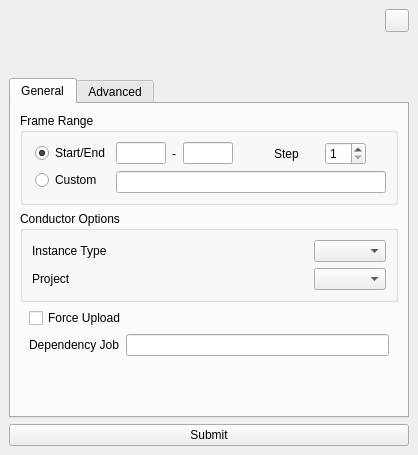
First picture: the form in conductor/resources/submitter.ui, repository AtomicConductor/conductor_client, before the edit.
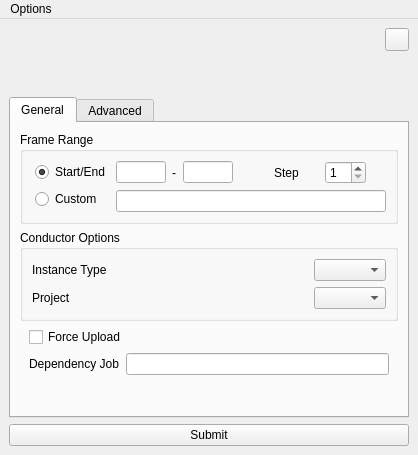
Second picture: the form after the edit. Icons and pictures are not drawn.

Commit message: added log level options in submitter ui

Diff of the .ui file:
```diff
--- a/conductor/resources/submitter.ui
+++ b/conductor/resources/submitter.ui
@@ -17,6 +17,9 @@
    <iconset resource="../submitter_resources.qrc">
     <normaloff>:/images/resources/conductor_logo_01_x32.png</normaloff>:/images/resources/conductor_logo_01_x32.png</iconset>
   </property>
+  <property name="styleSheet">
+   <string notr="true"/>
+  </property>
   <widget class="QWidget" name="centralwidget">
    <layout class="QVBoxLayout" name="verticalLayout">
     <item>
@@ -130,6 +133,9 @@
       <property name="cursor">
        <cursorShape>ArrowCursor</cursorShape>
       </property>
+      <property name="styleSheet">
+       <string notr="true"/>
+      </property>
       <property name="tabPosition">
        <enum>QTabWidget::North</enum>
       </property>
@@ -698,6 +704,33 @@
    <zorder>widget_6</zorder>
    <zorder>ui_submit_pbtn</zorder>
   </widget>
+  <widget class="QMenuBar" name="menubar">
+   <property name="geometry">
+    <rect>
+     <x>0</x>
+     <y>0</y>
+     <width>418</width>
+     <height>26</height>
+    </rect>
+   </property>
+   <widget class="QMenu" name="ui_options_qmenu">
+    <property name="title">
+     <string>Options</string>
+    </property>
+    <widget class="QMenu" name="ui_set_log_level_qmenu">
+     <property name="title">
+      <string>Set Log Level</string>
+     </property>
+    </widget>
+    <addaction name="ui_set_log_level_qmenu"/>
+   </widget>
+   <addaction name="ui_options_qmenu"/>
+  </widget>
+  <action name="actionWARNING">
+   <property name="text">
+    <string>WARNING</string>
+   </property>
+  </action>
  </widget>
  <tabstops>
   <tabstop>ui_start_end_rdbtn</tabstop>
```
The commit also changes 2 other files.
